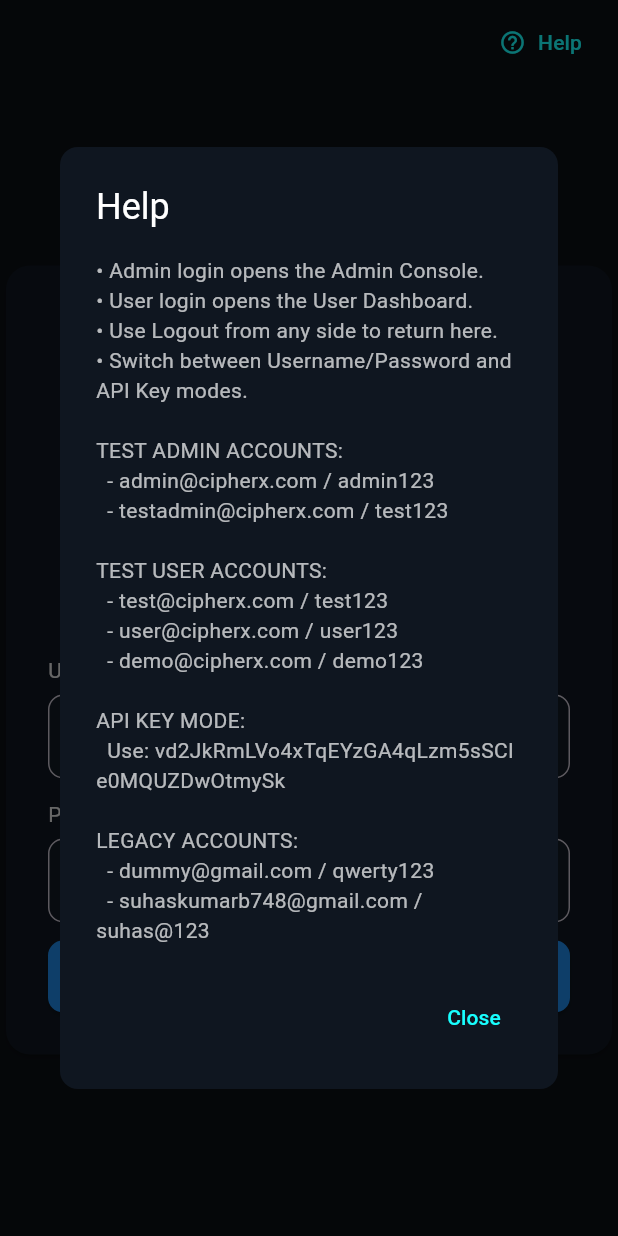
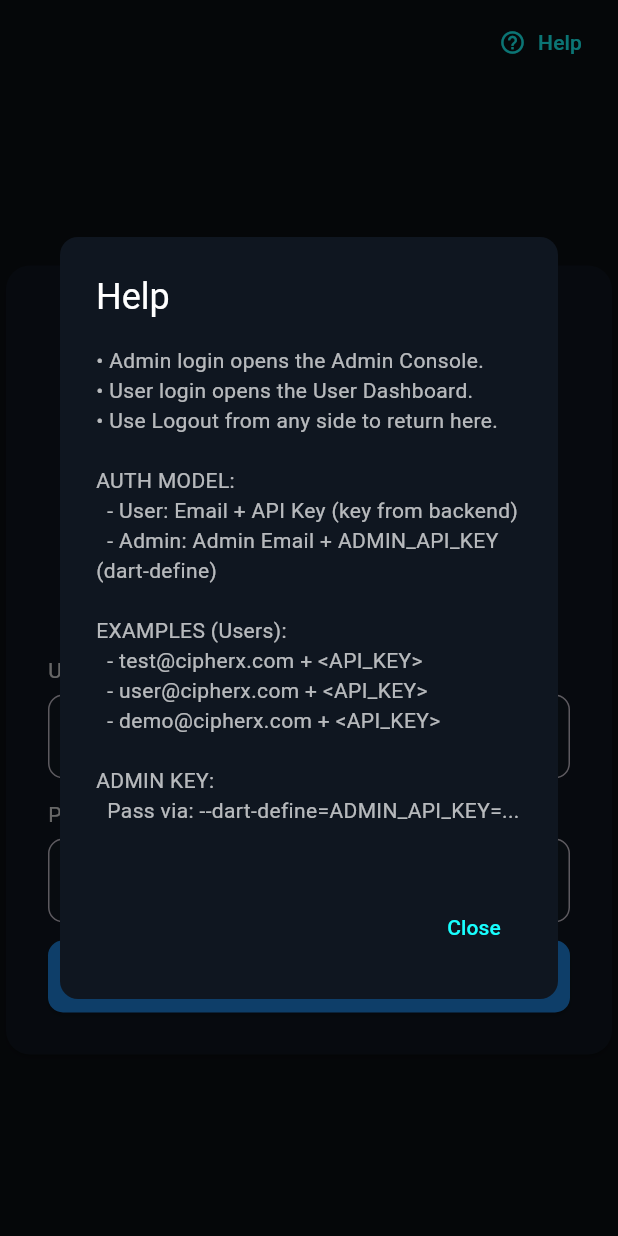
Before and after one commit to Suhas-Kumar-B/CypherXAI, a Flutter app: the screen it shows after launch, after a tap on "Help", on a phone screen of 412 x 824 dp. Run offline on Flutter 3.47's test engine with Material 3 defaults, Android fonts, the phone set to English and light mode, and no system bars; our stand-ins replace dio, file_picker, percent_indicator.

Commit message:
sec: move ADMIN_API_KEY to env/dart-define; unify auth (email+apiKey, admin email+admin key); update login UI

```diff
--- a/cipherx_frontend/lib/pages/login.dart
+++ b/cipherx_frontend/lib/pages/login.dart
@@ -37,20 +37,16 @@ class _LoginPageState extends State<LoginPage> {
         content: const Text(
           '• Admin login opens the Admin Console.\n'
           '• User login opens the User Dashboard.\n'
-          '• Use Logout from any side to return here.\n'
-          '• Switch between Username/Password and API Key modes.\n\n'
-          'TEST ADMIN ACCOUNTS:\n'
-          '  - admin@cipherx.com / admin123\n'
-          '  - testadmin@cipherx.com / test123\n\n'
-          'TEST USER ACCOUNTS:\n'
-          '  - test@cipherx.com / test123\n'
-          '  - user@cipherx.com / user123\n'
-          '  - demo@cipherx.com / demo123\n\n'
-          'API KEY MODE:\n'
-          '  Use: vd2JkRmLVo4xTqEYzGA4qLzm5sSCIe0MQUZDwOtmySk\n\n'
-          'LEGACY ACCOUNTS:\n'
-          '  - dummy@gmail.com / qwerty123\n'
-          '  - suhaskumarb748@gmail.com / suhas@123',
+          '• Use Logout from any side to return here.\n\n'
+          'AUTH MODEL:\n'
+          '  - User: Email + API Key (key from backend)\n'
+          '  - Admin: Admin Email + ADMIN_API_KEY (dart-define)\n\n'
+          'EXAMPLES (Users):\n'
+          '  - test@cipherx.com + <API_KEY>\n'
+          '  - user@cipherx.com + <API_KEY>\n'
+          '  - demo@cipherx.com + <API_KEY>\n\n'
+          'ADMIN KEY:\n'
+          '  Pass via: --dart-define=ADMIN_API_KEY=...\n',
           style: TextStyle(color: Colors.white70),
         ),
         actions: [
--- a/cipherx_frontend/lib/services/api_client.dart
+++ b/cipherx_frontend/lib/services/api_client.dart
@@ -15,7 +15,7 @@ class ApiClient {
 
   final Dio dio = Dio();
 
-  static const ADMIN_API_KEY = "your-secure-admin-key";
+  static const ADMIN_API_KEY = String.fromEnvironment('ADMIN_API_KEY', defaultValue: '');
 
   // Helper to make API calls
   Map<String, String> _getHeaders({Map<String, String>? additionalHeaders}) {
--- a/cipherx_frontend/lib/services/auth_service.dart
+++ b/cipherx_frontend/lib/services/auth_service.dart
@@ -30,21 +30,10 @@ class AuthService extends ChangeNotifier {
   bool get isLoggedIn => _role != null && _authenticatedWithBackend;
 
   // Admin whitelist (ONLY these can access Admin side)
-  static const _admins = <String, String>{
-    'admin@cipherx.com': 'admin123',
-    'testadmin@cipherx.com': 'test123',
-    'suhaskumarb748@gmail.com': 'suhas@123',
-    'vishnup2603@gmail.com': 'vishnu@123',
-    'sanjana@gmail.com': 'sanjana@123',
-    'sanjanar.ten@gmail.com': 'CUTIE@1',
-  };
-
-  // Test user accounts for easy testing
-  static const _userCred = {
-    'test@cipherx.com': 'test123',
-    'user@cipherx.com': 'user123',
-    'demo@cipherx.com': 'demo123',
-    'dummy@gmail.com': 'qwerty123',
+  static const _admins = <String>{
+    'admin@cipherx.com',
+    'testadmin@cipherx.com',
+    'suhaskumarb748@gmail.com',
   };
 
   static String displayNameFromEmail(String email) {
@@ -63,70 +52,41 @@ class AuthService extends ChangeNotifier {
     return name.isEmpty ? email : name;
   }
 
-  // Initialize with backend API
-  Future<void> _setupBackendConnection() async {
-    final apiClient = ApiClient();
-
-    try {
-      // Always ensure a backend user exists and get an API key for this username
-      final response = await apiClient.createUser(_username!);
-      _apiKey = response['api_key'] as String?;
-
-      if (_apiKey != null && _apiKey!.isNotEmpty) {
-        final isValidKey = await _validateApiKey(_apiKey!);
-        if (isValidKey) {
-          _authenticatedWithBackend = true;
-        } else {
-          // Clear authentication on invalid API key
-          _role = null;
-          _username = null;
-          _apiKey = null;
-          _authenticatedWithBackend = false;
-        }
-      }
-    } catch (e) {
-      if (kDebugMode) {
-        print('Backend authentication error: $e');
-      }
-      _authenticatedWithBackend = false;
-    }
-  }
+  // No auto-provisioning; authentication relies on API key validation
+  Future<void> _setupBackendConnection() async {}
 
   Future<bool> _validateApiKey(String apiKey) async {
     final apiClient = ApiClient();
     return await apiClient.authenticate(apiKey);
   }
 
-  Future<AuthResult> login(String email, String password) async {
-    // Admins only if in whitelist and password matches
-    if (_admins.containsKey(email) && _admins[email] == password) {
+  Future<AuthResult> login(String email, String passwordOrKey) async {
+    // Admin: email must be in whitelist and key must match dart-define ADMIN_API_KEY
+    if (_admins.contains(email) && ApiClient.ADMIN_API_KEY.isNotEmpty && passwordOrKey == ApiClient.ADMIN_API_KEY) {
       _role = AuthRole.admin;
       _username = email;
-      await _setupBackendConnection();
+      _authenticatedWithBackend = true; // admin actions use X-Admin-Key
       _recordActivity(email, 'LOGIN (ADMIN)');
       notifyListeners();
-      return AuthResult(
-        ok: true,
-        role: AuthRole.admin,
-        apiKey: _apiKey,
-      );
+      return const AuthResult(ok: true, role: AuthRole.admin);
     }
 
-    // Regular user
-    if (_userCred[email] == password) {
-      _role = AuthRole.user;
-      _username = email;
-      await _setupBackendConnection();
-      _recordActivity(email, 'LOGIN (USER)');
-      notifyListeners();
-      return AuthResult(
-        ok: true,
-        role: AuthRole.user,
-        apiKey: _apiKey,
-      );
+    // User: password field is the API key
+    final providedApiKey = passwordOrKey.trim();
+    if (providedApiKey.isNotEmpty) {
+      final valid = await _validateApiKey(providedApiKey);
+      if (valid) {
+        _role = AuthRole.user;
+        _username = email;
+        _apiKey = providedApiKey;
+        _authenticatedWithBackend = true;
+        _recordActivity(email, 'LOGIN (USER)');
+        notifyListeners();
+        return AuthResult(ok: true, role: AuthRole.user, apiKey: _apiKey);
+      }
     }
 
-    return const AuthResult(ok: false, message: 'Invalid credentials');
+    return const AuthResult(ok: false, message: 'Invalid email or key');
   }
 
   // Direct API key authentication (for backend integration)
@@ -148,8 +108,7 @@ class AuthService extends ChangeNotifier {
   }
 
   Future<String?> _getUsernameFromApiKey(String apiKey) async {
-    // This would ideally come from backend, for now return unknown
-    return 'user@example.com';
+    return _username; // placeholder
   }
 
   void logout() {
```
Also changed, not shown: 1 other file.
